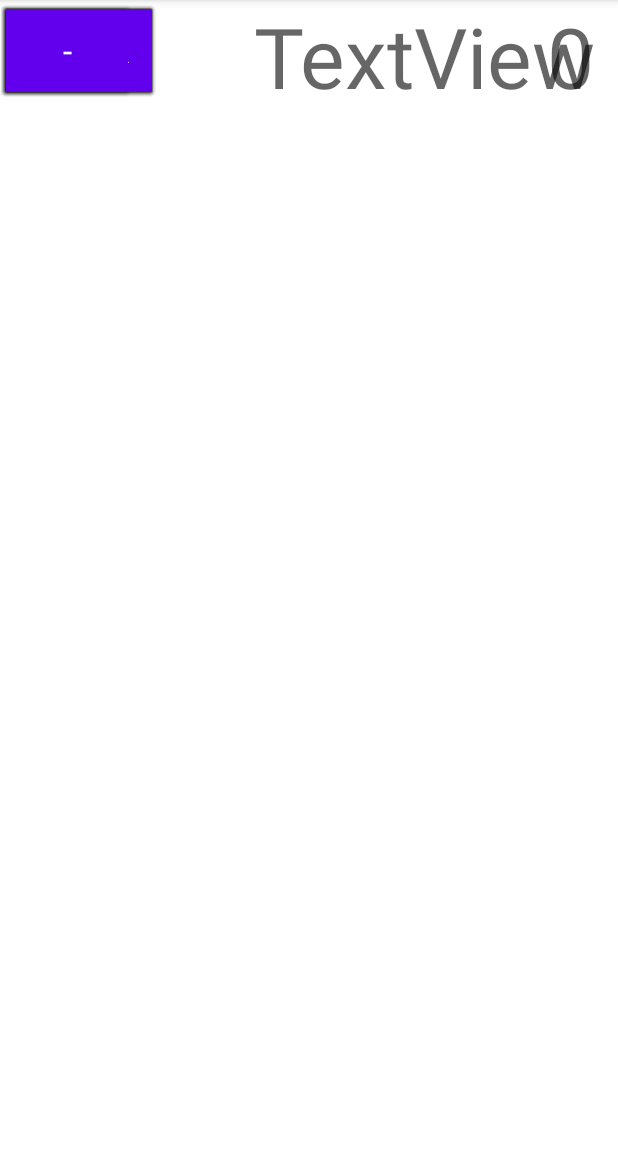
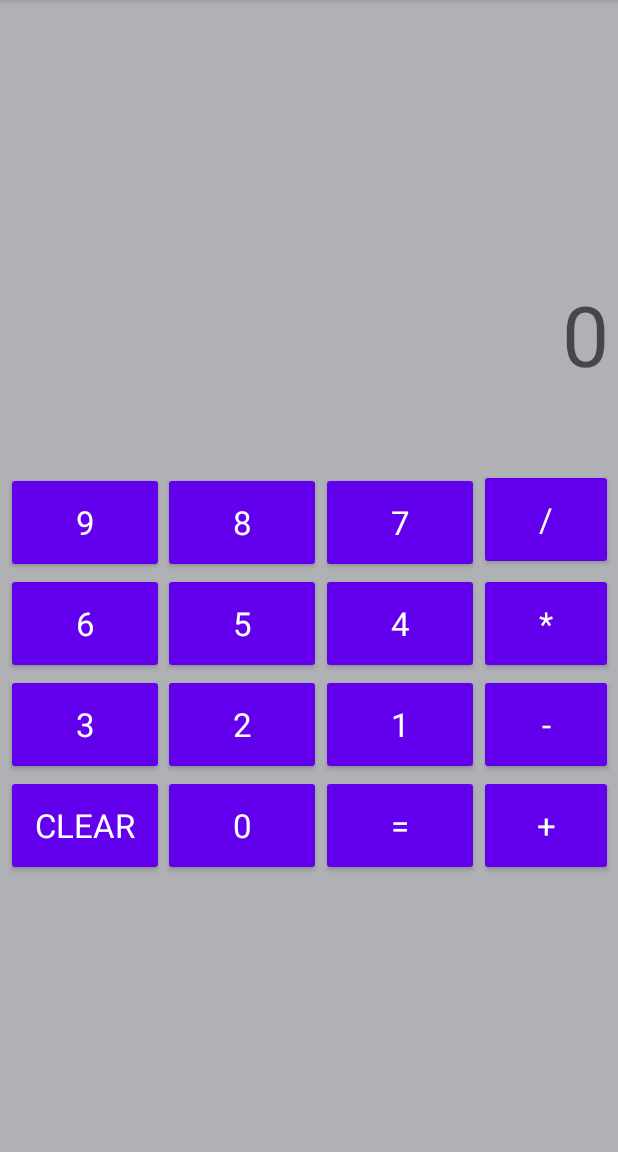
Before and after one commit to Aamnah-Khalid/Mobile-Computing, an Android app: the screen it shows after launch (MainActivity), on a phone screen of 412 x 824 dp, the part 84-1236 px from its top. Run offline under Robolectric (Android 15) with nearby library versions, the phone set to English and light mode, and no system bars.

Commit message:
Calculator Layout

```diff
--- a/Calculator/app/src/main/res/layout/activity_main.xml
+++ b/Calculator/app/src/main/res/layout/activity_main.xml
@@ -4,6 +4,7 @@
     xmlns:tools="http://schemas.android.com/tools"
     android:layout_width="match_parent"
     android:layout_height="match_parent"
+    android:background="#B0B1B5"
     tools:context=".MainActivity">
 
     <Button
@@ -13,8 +14,8 @@
         android:layout_height="67dp"
         android:text="="
         android:textAppearance="@style/TextAppearance.AppCompat.Large"
-        tools:layout_editor_absoluteX="214dp"
-        tools:layout_editor_absoluteY="510dp" />
+        app:layout_constraintEnd_toStartOf="@+id/button13"
+        app:layout_constraintTop_toBottomOf="@+id/button12" />
 
     <Button
         android:id="@+id/button15"
@@ -23,18 +24,19 @@
         android:layout_height="67dp"
         android:text="0"
         android:textAppearance="@style/TextAppearance.AppCompat.Large"
-        tools:layout_editor_absoluteX="109dp"
-        tools:layout_editor_absoluteY="510dp" />
+        app:layout_constraintEnd_toStartOf="@+id/button16"
+        app:layout_constraintTop_toBottomOf="@+id/button11" />
 
     <Button
         android:id="@+id/button13"
         style="@style/Widget.AppCompat.Button.Colored"
         android:layout_width="89dp"
         android:layout_height="67dp"
+        android:layout_marginEnd="3dp"
         android:text="+"
         android:textAppearance="@style/TextAppearance.AppCompat.Large"
-        tools:layout_editor_absoluteX="319dp"
-        tools:layout_editor_absoluteY="510dp" />
+        app:layout_constraintEnd_toEndOf="parent"
+        app:layout_constraintTop_toBottomOf="@+id/button17" />
 
     <Button
         android:id="@+id/button12"
@@ -43,8 +45,8 @@
         android:layout_height="67dp"
         android:text="1"
         android:textAppearance="@style/TextAppearance.AppCompat.Large"
-        tools:layout_editor_absoluteX="214dp"
-        tools:layout_editor_absoluteY="448dp" />
+        app:layout_constraintEnd_toStartOf="@+id/button13"
+        app:layout_constraintTop_toBottomOf="@+id/button8" />
 
     <Button
         android:id="@+id/button11"
@@ -53,28 +55,32 @@
         android:layout_height="67dp"
         android:text="2"
         android:textAppearance="@style/TextAppearance.AppCompat.Large"
-        tools:layout_editor_absoluteX="109dp"
-        tools:layout_editor_absoluteY="448dp" />
+        app:layout_constraintEnd_toStartOf="@+id/button16"
+        app:layout_constraintTop_toBottomOf="@+id/button7" />
 
     <Button
         android:id="@+id/button10"
         style="@style/Widget.AppCompat.Button.Colored"
         android:layout_width="105dp"
         android:layout_height="67dp"
+        android:layout_marginStart="4dp"
         android:text="3"
         android:textAppearance="@style/TextAppearance.AppCompat.Large"
-        tools:layout_editor_absoluteX="4dp"
-        tools:layout_editor_absoluteY="448dp" />
+        app:layout_constraintEnd_toStartOf="@+id/button15"
+        app:layout_constraintStart_toStartOf="parent"
+        app:layout_constraintTop_toBottomOf="@+id/button6" />
 
     <Button
         android:id="@+id/button9"
         style="@style/Widget.AppCompat.Button.Colored"
         android:layout_width="89dp"
         android:layout_height="67dp"
+        android:layout_marginTop="2dp"
+        android:layout_marginEnd="3dp"
         android:text="*"
         android:textAppearance="@style/TextAppearance.AppCompat.Large"
-        tools:layout_editor_absoluteX="319dp"
-        tools:layout_editor_absoluteY="381dp" />
+        app:layout_constraintEnd_toEndOf="parent"
+        app:layout_constraintTop_toBottomOf="@+id/button5" />
 
     <Button
         android:id="@+id/button8"
@@ -83,8 +89,8 @@
         android:layout_height="67dp"
         android:text="4"
         android:textAppearance="@style/TextAppearance.AppCompat.Large"
-        tools:layout_editor_absoluteX="214dp"
-        tools:layout_editor_absoluteY="381dp" />
+        app:layout_constraintEnd_toStartOf="@+id/button9"
+        app:layout_constraintTop_toBottomOf="@+id/button4" />
 
     <Button
         android:id="@+id/button7"
@@ -93,97 +99,116 @@
         android:layout_height="67dp"
         android:text="5"
         android:textAppearance="@style/TextAppearance.AppCompat.Large"
-        tools:layout_editor_absoluteX="109dp"
-        tools:layout_editor_absoluteY="381dp" />
+        app:layout_constraintEnd_toStartOf="@+id/button8"
+        app:layout_constraintTop_toBottomOf="@+id/button3" />
 
     <Button
         android:id="@+id/button4"
         style="@style/Widget.AppCompat.Button.Colored"
         android:layout_width="105dp"
         android:layout_height="67dp"
+        android:layout_marginTop="20dp"
         android:text="7"
         android:textAppearance="@style/TextAppearance.AppCompat.Large"
-        tools:layout_editor_absoluteX="214dp"
-        tools:layout_editor_absoluteY="314dp" />
+        app:layout_constraintEnd_toStartOf="@+id/button5"
+        app:layout_constraintTop_toBottomOf="@+id/textView" />
 
     <Button
         android:id="@+id/button2"
         style="@style/Widget.AppCompat.Button.Colored"
         android:layout_width="105dp"
         android:layout_height="67dp"
+        android:layout_marginStart="4dp"
+        android:layout_marginTop="20dp"
+
         android:text="9"
         android:textAppearance="@style/TextAppearance.AppCompat.Large"
-
-        tools:layout_editor_absoluteX="4dp"
-        tools:layout_editor_absoluteY="314dp" />
+        app:layout_constraintEnd_toStartOf="@+id/button3"
+        app:layout_constraintStart_toStartOf="parent"
+        app:layout_constraintTop_toBottomOf="@+id/textView" />
 
     <Button
         android:id="@+id/button3"
         style="@style/Widget.AppCompat.Button.Colored"
         android:layout_width="105dp"
         android:layout_height="67dp"
+        android:layout_marginTop="20dp"
         android:text="8"
         android:textAppearance="@style/TextAppearance.AppCompat.Large"
-        tools:layout_editor_absoluteX="109dp"
-        tools:layout_editor_absoluteY="314dp" />
+        app:layout_constraintEnd_toStartOf="@+id/button4"
+        app:layout_constraintTop_toBottomOf="@+id/textView" />
 
     <Button
         android:id="@+id/button5"
         style="@style/Widget.AppCompat.Button.Colored"
         android:layout_width="89dp"
         android:layout_height="67dp"
+        android:layout_marginTop="18dp"
+        android:layout_marginEnd="3dp"
         android:text="/"
         android:textAppearance="@style/TextAppearance.AppCompat.Large"
-        tools:layout_editor_absoluteX="319dp"
-        tools:layout_editor_absoluteY="312dp" />
+        app:layout_constraintEnd_toEndOf="parent"
+        app:layout_constraintTop_toBottomOf="@+id/textView" />
 
     <Button
         android:id="@+id/button6"
         style="@style/Widget.AppCompat.Button.Colored"
-        android:textAppearance="@style/TextAppearance.AppCompat.Large"
         android:layout_width="105dp"
         android:layout_height="67dp"
+        android:layout_marginStart="4dp"
         android:text="6"
-        tools:layout_editor_absoluteX="4dp"
-        tools:layout_editor_absoluteY="381dp" />
+        android:textAppearance="@style/TextAppearance.AppCompat.Large"
+        app:layout_constraintEnd_toStartOf="@+id/button7"
+        app:layout_constraintStart_toStartOf="parent"
+        app:layout_constraintTop_toBottomOf="@+id/button2" />
 
     <Button
         android:id="@+id/button14"
         style="@style/Widget.AppCompat.Button.Colored"
         android:layout_width="105dp"
         android:layout_height="67dp"
+        android:layout_marginStart="4dp"
         android:text="CLEAR"
         android:textAppearance="@style/TextAppearance.AppCompat.Large"
-        tools:layout_editor_absoluteX="4dp"
-        tools:layout_editor_absoluteY="510dp" />
+        app:layout_constraintEnd_toStartOf="@+id/button15"
+        app:layout_constraintStart_toStartOf="parent"
+        app:layout_constraintTop_toBottomOf="@+id/button10" />
 
     <Button
         android:id="@+id/button17"
         style="@style/Widget.AppCompat.Button.Colored"
         android:layout_width="89dp"
         android:layout_height="67dp"
+        android:layout_marginEnd="3dp"
         android:text="-"
         android:textAppearance="@style/TextAppearance.AppCompat.Large"
-        tools:layout_editor_absoluteX="319dp"
-        tools:layout_editor_absoluteY="448dp" />
+        app:layout_constraintEnd_toEndOf="parent"
+        app:layout_constraintTop_toBottomOf="@+id/button9" />
 
     <TextView
         android:id="@+id/textView"
         android:layout_width="396dp"
         android:layout_height="109dp"
+        android:layout_marginStart="9dp"
+        android:layout_marginTop="12dp"
+        android:layout_marginEnd="6dp"
         android:text="0"
         android:textAlignment="textEnd"
         android:textAppearance="@style/TextAppearance.AppCompat.Display3"
-        tools:layout_editor_absoluteX="9dp"
-        tools:layout_editor_absoluteY="185dp" />
+        app:layout_constraintEnd_toEndOf="parent"
+        app:layout_constraintStart_toStartOf="parent"
+        app:layout_constraintTop_toBottomOf="@+id/textView2" />
 
     <TextView
         android:id="@+id/textView2"
         android:layout_width="396dp"
         android:layout_height="115dp"
+        android:layout_marginStart="11dp"
+        android:layout_marginTop="58dp"
+        android:layout_marginEnd="4dp"
         android:textAlignment="textEnd"
-        android:text="TextView"
         android:textAppearance="@style/TextAppearance.AppCompat.Display3"
-        tools:layout_editor_absoluteX="11dp"
-        tools:layout_editor_absoluteY="58dp" />
+        app:layout_constraintEnd_toEndOf="parent"
+        app:layout_constraintStart_toStartOf="parent"
+        app:layout_constraintTop_toTopOf="parent" />
 </androidx.constraintlayout.widget.ConstraintLayout>
```
